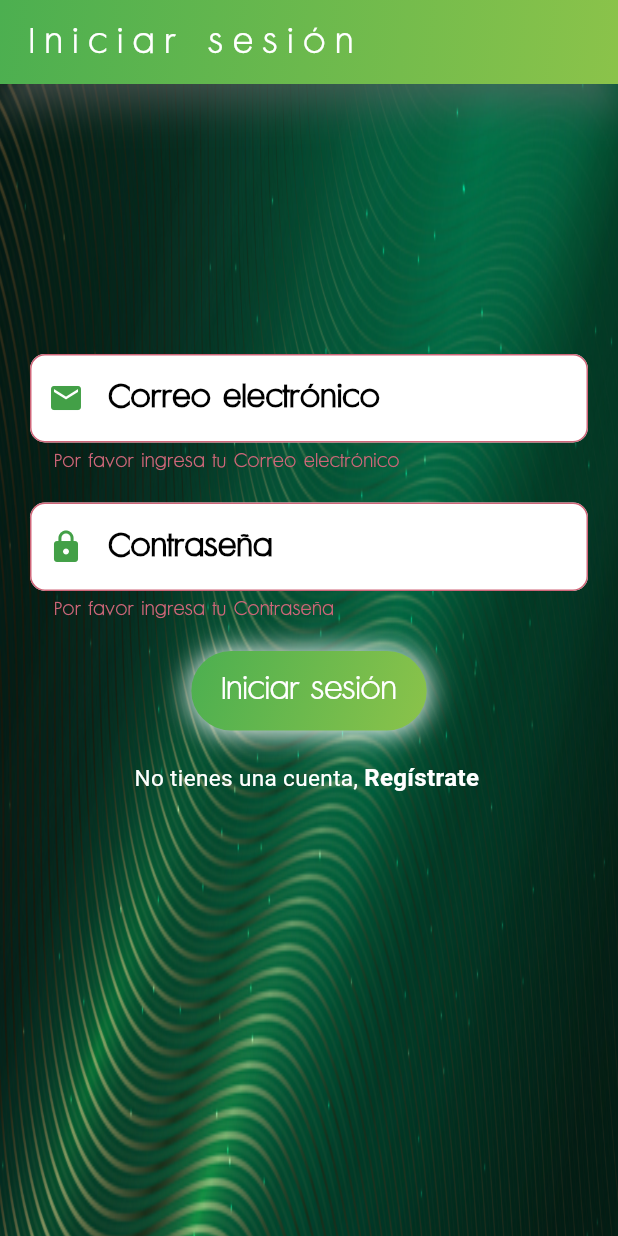
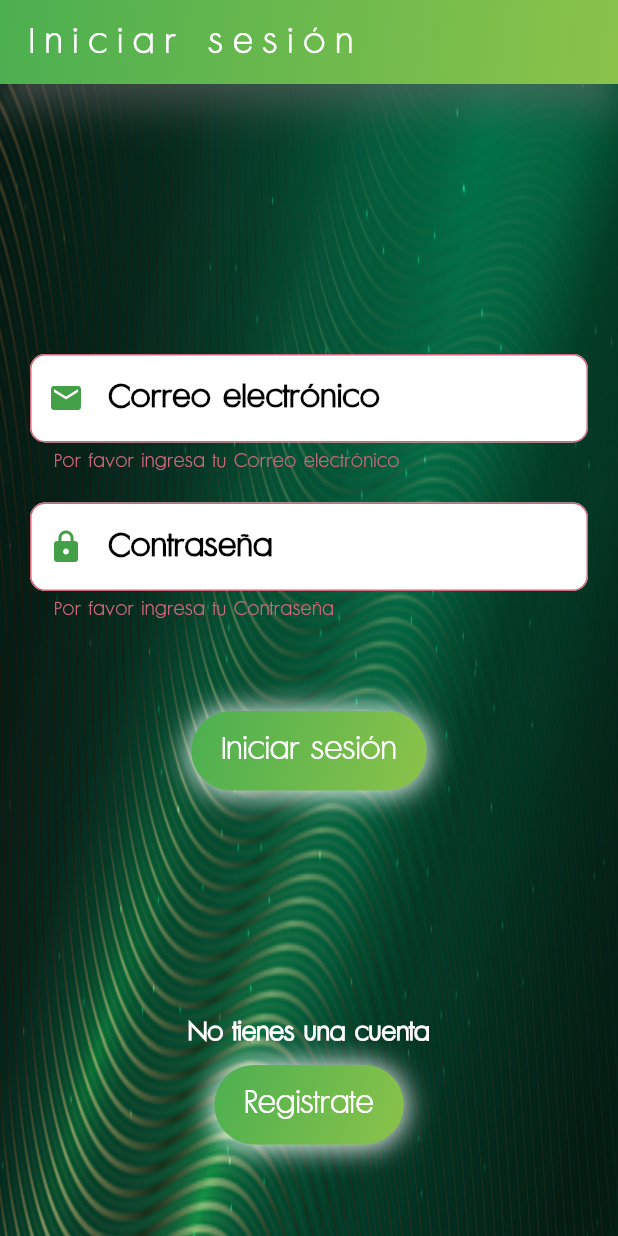
Before and after one commit to 836157/quimiApp, a Flutter app: the screen it shows after launch, after a tap on "Iniciar sesión", on a phone screen of 412 x 824 dp. Run offline on Flutter 3.47's test engine with Material 3 defaults, Android fonts, the phone set to English and light mode, and no system bars; our stand-ins replace lottie; missing offline and left inert: text_neon_widget; accounts and stored records are empty; network calls fail.

Commit message:
adaptacion login ok!

```diff
--- a/lib/authentication_service.dart
+++ b/lib/authentication_service.dart
@@ -2,7 +2,6 @@ import 'dart:convert';
 
 import 'package:flutter/material.dart';
 import 'package:quimicapp/home_screen.dart';
-import 'package:quimicapp/pregunta.dart';
 import 'package:quimicapp/user.dart';
 import 'package:http/http.dart' as http;
 
--- a/lib/login_screen.dart
+++ b/lib/login_screen.dart
@@ -78,39 +78,41 @@ class _LoginScreenState extends State<LoginScreen> {
                     icon: Icons.lock,
                   ),
                 ),
-                const SizedBox(height: 20.0),
-                PersonalizadorWidget.buildCustomElevatedButton("Iniciar sesión",
-                    () async {
+                const SizedBox(height: 60.0),
+                Center(
+                  child: Column(
+                    mainAxisAlignment: MainAxisAlignment.center,
+                    crossAxisAlignment: CrossAxisAlignment.center,
+                    children: [
+                      // código para el botón de iniciar sesión
+                      PersonalizadorWidget.buildCustomElevatedButton(
+                          "Iniciar sesión", () async {
                         if (formKey.currentState!.validate()) {
                           // Si el formulario es válido, muestra un mensaje de éxito
                           await authService.login(_emailController.text,
                               _passwordController.text, context);
                         }
                       }),
-                const SizedBox(height: 20.0),
-                SelectableText.rich(
-                  TextSpan(
-                    text: 'No tienes una cuenta, ',
-                    style: const TextStyle(color: Colors.white, fontSize: 15),
-                    children: <TextSpan>[
-                      TextSpan(
-                        text: 'Regístrate',
-                        style: const TextStyle(
+                      const SizedBox(height: 150.0),
+                      const Text(
+                        'No tienes una cuenta',
+                        style: TextStyle(
                             color: Colors.white,
                             fontSize: 16,
                             fontWeight: FontWeight.bold),
-                        recognizer: TapGestureRecognizer()
-                          ..onTap = () {
+                      ),
+                      const SizedBox(height: 10),
+                      PersonalizadorWidget.buildCustomElevatedButton(
+                          "Registrate", () {
                         Navigator.push(
                           context,
                           MaterialPageRoute(
                               builder: (context) => const RegisterScreen()),
                         );
-                          },
-                      ),
+                      })
                     ],
                   ),
-                ),
+                )
               ],
             ),
           ),
--- a/lib/splash_screen.dart
+++ b/lib/splash_screen.dart
@@ -61,13 +61,15 @@ class _SplashScreenState extends State<SplashScreen>
                       });
                     },
                   ),
+                  const SizedBox(
+                      height: 20), // Espacio entre la animación y el texto
                   const Text(
                     'qUimiCapP',
                     textAlign: TextAlign.center,
                     style: TextStyle(
                       fontFamily: 'splashScreen',
                       color: Colors.white,
-                      fontSize: 64,
+                      fontSize: 82,
                     ),
                   ),
                 ],
```
Also changed, not shown: lib/tabla_periodica_screen.dart (+36 -20 lines). Lines whose indentation alone changed are shown as unchanged.
